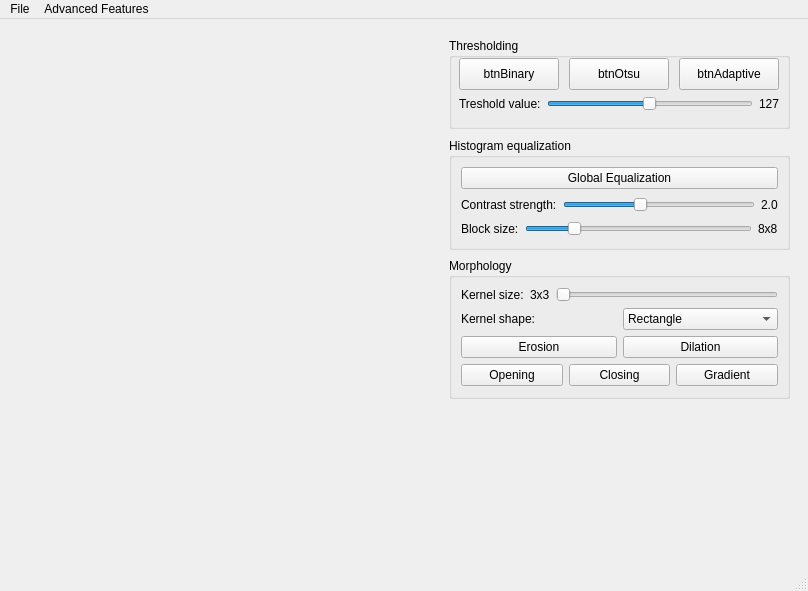
arcreane/opencv-project-erasmus-team, file src/mainwindow.ui: the form before one commit.
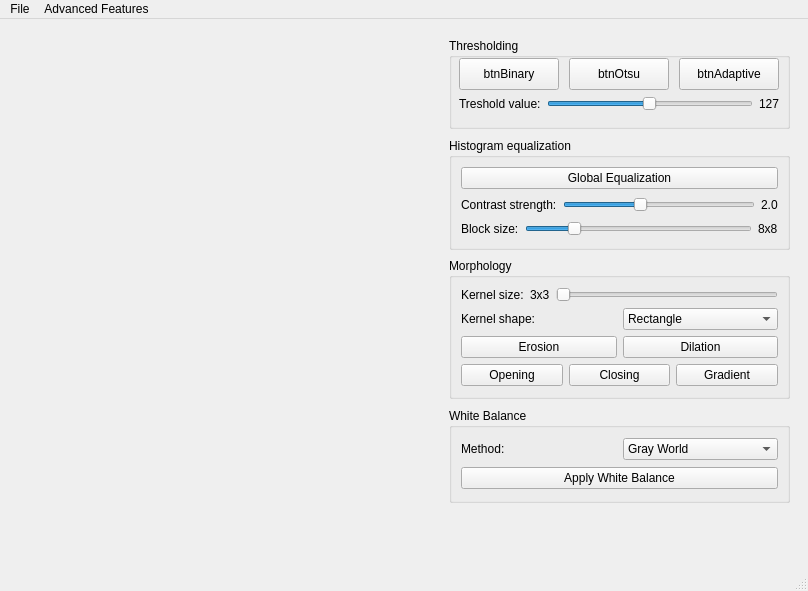
The form after the commit.

Commit message: feat: Add automatic white balance

```diff
--- a/src/mainwindow.ui
+++ b/src/mainwindow.ui
@@ -357,6 +357,53 @@
         </item>
        </layout>
       </widget>
+      <widget class="QGroupBox" name="groupWhiteBalance">
+       <property name="geometry">
+        <rect>
+         <x>20</x>
+         <y>380</y>
+         <width>341</width>
+         <height>95</height>
+        </rect>
+       </property>
+       <property name="title">
+        <string>White Balance</string>
+       </property>
+       <layout class="QVBoxLayout" name="verticalLayout_WB">
+        <item>
+         <layout class="QHBoxLayout" name="horizontalLayout_WB_Method">
+          <item>
+           <widget class="QLabel" name="labelWBMethod">
+            <property name="text">
+             <string>Method:</string>
+            </property>
+           </widget>
+          </item>
+          <item>
+           <widget class="QComboBox" name="comboWBMethod">
+            <item>
+             <property name="text">
+              <string>Gray World</string>
+             </property>
+            </item>
+            <item>
+             <property name="text">
+              <string>Simple</string>
+             </property>
+            </item>
+           </widget>
+          </item>
+         </layout>
+        </item>
+        <item>
+         <widget class="QPushButton" name="btnApplyWB">
+          <property name="text">
+           <string>Apply White Balance</string>
+          </property>
+         </widget>
+        </item>
+       </layout>
+      </widget>
      </widget>
     </item>
    </layout>
```
The commit also changes 4 other files.
